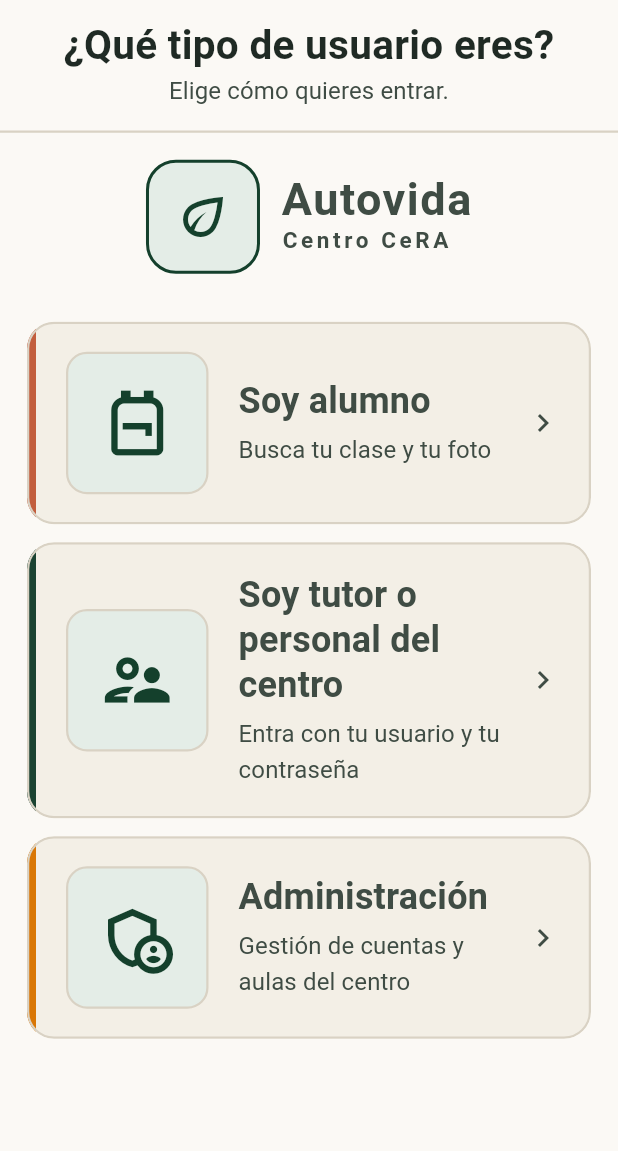
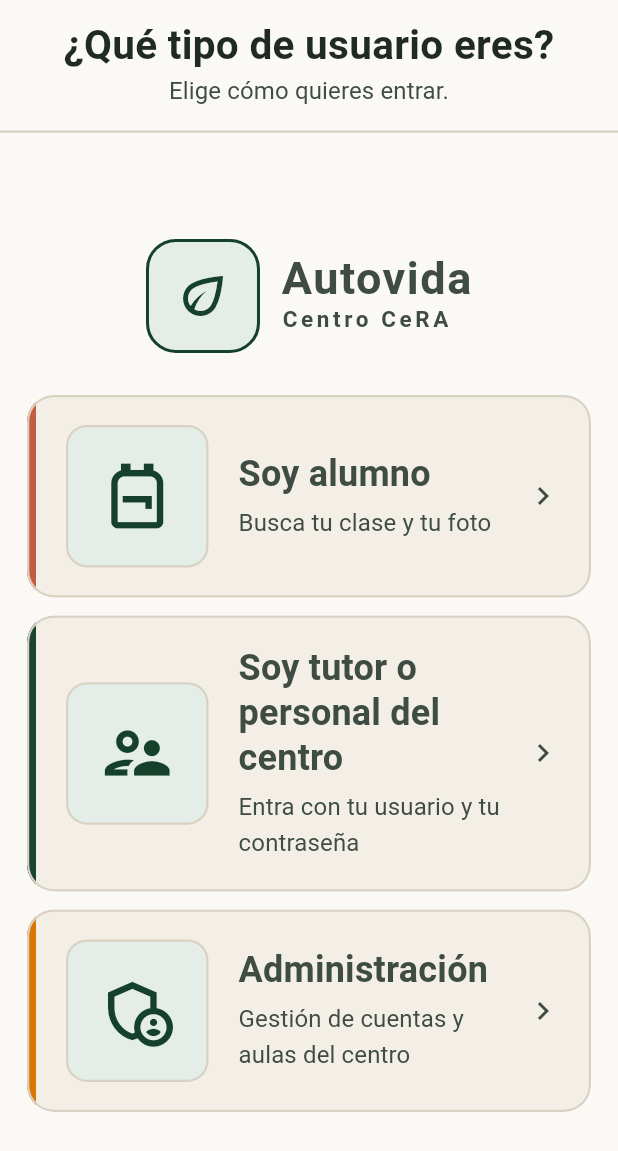
Before and after one commit to jxliian/dgp-mda-2627, a Flutter app: the screen it shows after launch, on a phone screen of 412 x 824 dp. Shown: the top 1151 px of the screen. Run offline on Flutter 3.47's test engine with Material 3 defaults, Android fonts, the light colour scheme and no system bars; our stand-ins replace flutter_svg, flutter_tts, shared_preferences; missing offline and left inert: file_selector; accounts and stored records are empty.

Commit message:
(feat) La portada llena la pantalla y el contenido se centra
- Las tres entradas de la portada miden 180 px de alto: son lo único que hay
  que decidir ahí y cuanto más grandes, antes las encuentra el alumnado.
- El armazón reserva la altura del hueco, así que el contenido queda centrado
  cuando cabe y solo se desplaza cuando no cabe. Antes se pegaba arriba y
  dejaba un tercio de pantalla vacío.
- Con la letra muy ampliada en un móvil, ese hueco puede ser mínimo: la
  altura se acota a cero para no pedir una restricción negativa.

```diff
--- a/src/frontend/lib/screens/welcome_screen.dart
+++ b/src/frontend/lib/screens/welcome_screen.dart
@@ -11,6 +11,10 @@
 class WelcomeScreen extends StatelessWidget {
   const WelcomeScreen({super.key});
 
+  /// Las tres entradas llenan la pantalla: son lo único que hay que decidir
+  /// aquí, y el alumnado las encuentra antes cuanto más grandes sean.
+  static const _alturaDeLaEntrada = 180.0;
+
   @override
   Widget build(BuildContext context) => PageShell(
     title: '¿Qué tipo de usuario eres?',
@@ -21,9 +25,10 @@
         child: Column(
           children: [
             const Brand(large: true),
-            const SizedBox(height: 32),
+            const SizedBox(height: 28),
             // Las tres entradas al mismo tamaño: ninguna es secundaria.
             ActionTile(
+              height: _alturaDeLaEntrada,
               title: 'Soy alumno',
               subtitle: 'Busca tu clase y tu foto',
               icon: Icons.backpack_outlined,
@@ -31,6 +36,7 @@
               onTap: () => openPage(context, const StudentClassesScreen()),
             ),
             ActionTile(
+              height: _alturaDeLaEntrada,
               title: 'Soy tutor o personal del centro',
               subtitle: 'Entra con tu usuario y tu contraseña',
               icon: Icons.supervisor_account_outlined,
@@ -40,6 +46,7 @@
               ),
             ),
             ActionTile(
+              height: _alturaDeLaEntrada,
               title: 'Administración',
               subtitle: 'Gestión de cuentas y aulas del centro',
               icon: Icons.admin_panel_settings_outlined,
--- a/src/frontend/lib/ui/widgets/action_tile.dart
+++ b/src/frontend/lib/ui/widgets/action_tile.dart
@@ -18,6 +18,7 @@
     this.vertical = false,
     this.badges = const [],
     this.edge = Paleta.bosque,
+    this.height,
   });
 
   final String title;
@@ -35,6 +36,9 @@
   final bool vertical;
   final List<Widget> badges;
   final Color edge;
+
+  /// Altura fija, para las fichas que deben llenar la pantalla.
+  final double? height;
 
   @override
   Widget build(BuildContext context) {
--- a/src/frontend/lib/ui/widgets/page_shell.dart
+++ b/src/frontend/lib/ui/widgets/page_shell.dart
@@ -112,20 +112,38 @@
 
   final Widget child;
 
+  static const _margenVertical = 18.0;
+
   @override
   Widget build(BuildContext context) => LayoutBuilder(
-    builder: (context, restricciones) => SingleChildScrollView(
-      padding: EdgeInsets.symmetric(
+    builder: (context, restricciones) {
+      final relleno = EdgeInsets.symmetric(
         horizontal: restricciones.maxWidth < 600 ? 18 : 48,
-        vertical: 18,
-      ),
-      child: Center(
+        vertical: _margenVertical,
+      );
+      // Reservando la altura del hueco, el contenido queda centrado cuando
+      // cabe y se desplaza solo cuando no cabe. Con la letra muy ampliada en
+      // un móvil, la cabecera y el pie pueden dejar un hueco mínimo: de ahí
+      // que se acote a cero en vez de restar sin más.
+      final alturaDisponible = restricciones.maxHeight.isFinite
+          ? (restricciones.maxHeight - _margenVertical * 2).clamp(
+              0.0,
+              double.infinity,
+            )
+          : 0.0;
+      return SingleChildScrollView(
+        padding: relleno,
         child: ConstrainedBox(
-          constraints: const BoxConstraints(maxWidth: Medidas.anchoMaximo),
-          child: child,
+          constraints: BoxConstraints(minHeight: alturaDisponible),
+          child: Center(
+            child: ConstrainedBox(
+              constraints: const BoxConstraints(maxWidth: Medidas.anchoMaximo),
+              child: child,
+            ),
+          ),
         ),
-      ),
-    ),
+      );
+    },
   );
 }
 
```
